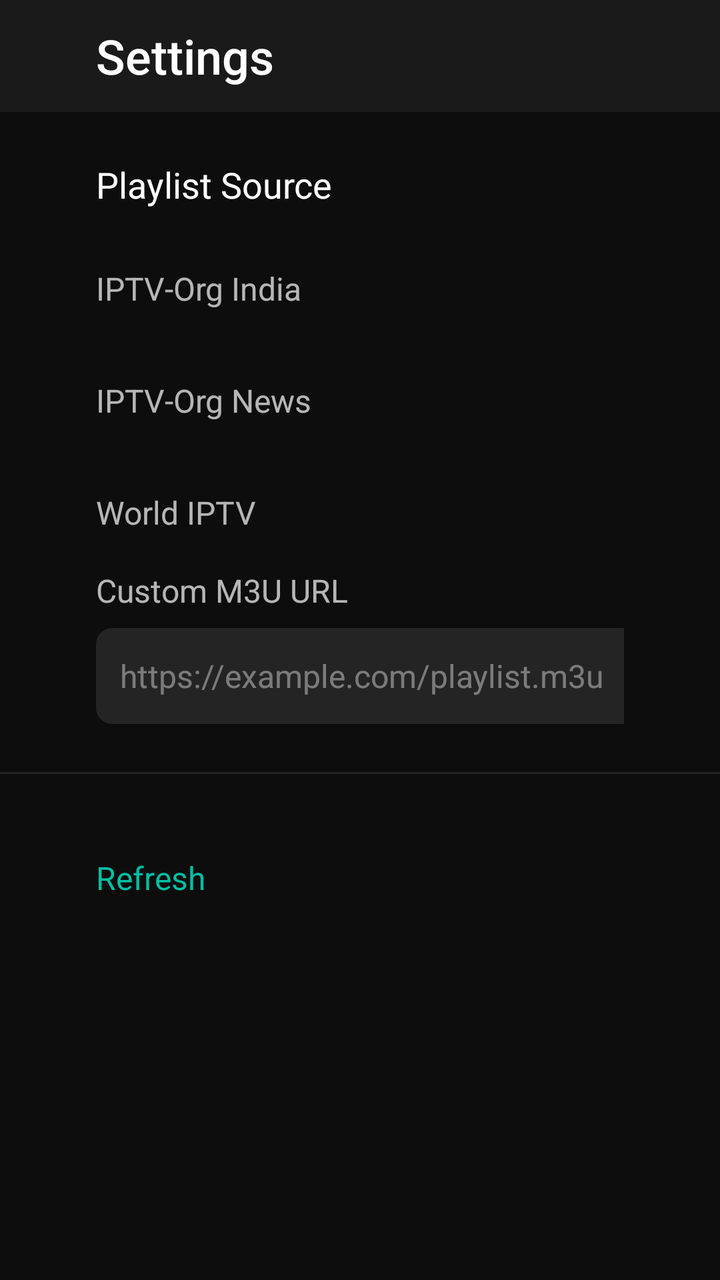
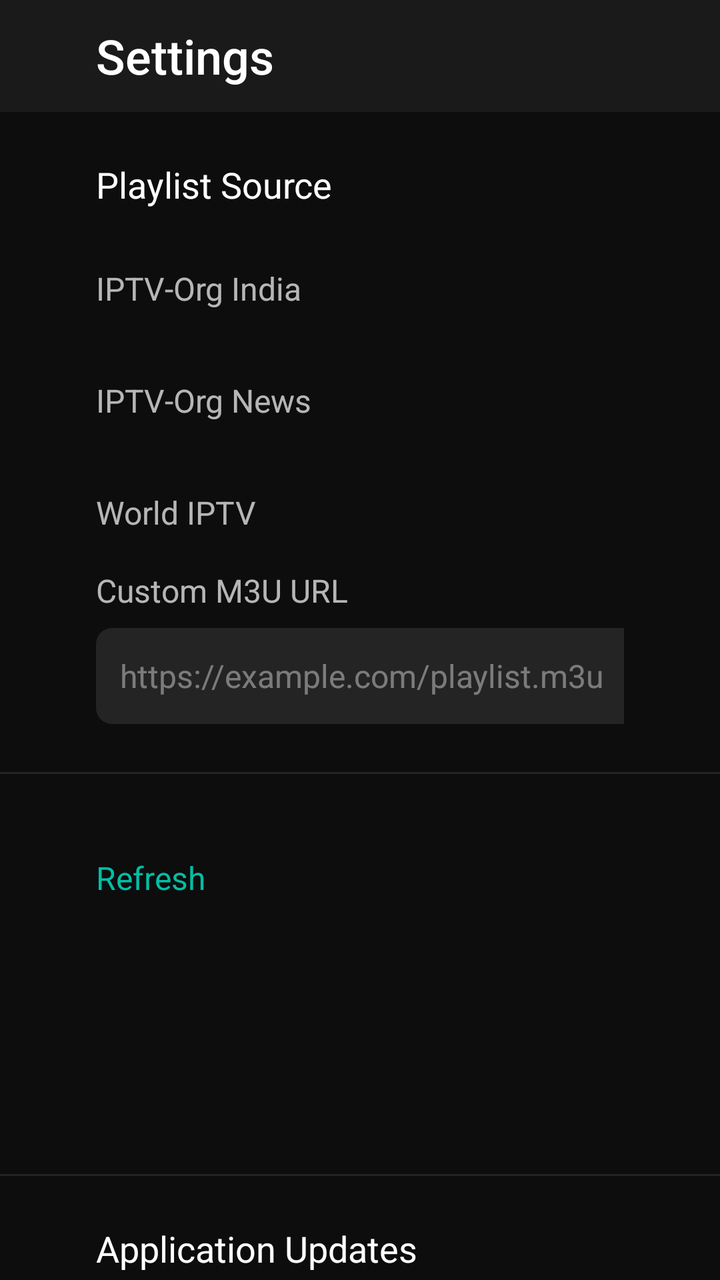

The first picture is an Android layout as it rendered before a commit; the second is the same layout after the commit. The layout source and the unified diff follow.
<!-- AndroidManifest.xml: application theme Theme.LiteTV -->
<!-- res/layout/activity_settings.xml -->
<?xml version="1.0" encoding="utf-8"?>
<LinearLayout xmlns:android="http://schemas.android.com/apk/res/android"
    android:layout_width="match_parent"
    android:layout_height="match_parent"
    android:orientation="vertical"
    android:background="@color/background_dark">

    
    <LinearLayout
        android:layout_width="match_parent"
        android:layout_height="@dimen/nav_height"
        android:orientation="horizontal"
        android:gravity="center_vertical"
        android:paddingStart="@dimen/screen_padding_horizontal"
        android:paddingEnd="@dimen/screen_padding_horizontal"
        android:background="@color/surface_dark">

        <TextView
            android:layout_width="wrap_content"
            android:layout_height="wrap_content"
            android:text="@string/settings"
            style="@style/TextStyle.Heading" />
    </LinearLayout>

    <ScrollView
        android:layout_width="match_parent"
        android:layout_height="match_parent"
        android:scrollbars="none">

        <LinearLayout
            android:layout_width="match_parent"
            android:layout_height="wrap_content"
            android:orientation="vertical"
            android:paddingTop="@dimen/section_spacing"
            android:paddingBottom="@dimen/section_spacing">

            
            <TextView
                android:layout_width="wrap_content"
                android:layout_height="wrap_content"
                android:text="@string/playlist_source"
                android:layout_marginStart="@dimen/screen_padding_horizontal"
                android:layout_marginBottom="12dp"
                style="@style/TextStyle.Subheading" />

            
            <LinearLayout
                android:id="@+id/sourceIptvOrgIndia"
                style="@style/SettingsItemStyle"
                android:layout_width="match_parent"
                android:layout_height="wrap_content">

                <TextView
                    android:layout_width="0dp"
                    android:layout_height="wrap_content"
                    android:layout_weight="1"
                    android:text="@string/source_iptv_org_india"
                    style="@style/TextStyle.Body" />

                <TextView
                    android:id="@+id/sourceIptvOrgIndiaStatus"
                    android:layout_width="wrap_content"
                    android:layout_height="wrap_content"
                    style="@style/TextStyle.Caption" />
            </LinearLayout>

            
            <LinearLayout
                android:id="@+id/sourceIptvOrgNews"
                style="@style/SettingsItemStyle"
                android:layout_width="match_parent"
                android:layout_height="wrap_content">

                <TextView
                    android:layout_width="0dp"
                    android:layout_height="wrap_content"
                    android:layout_weight="1"
                    android:text="@string/source_iptv_org_news"
                    style="@style/TextStyle.Body" />

                <TextView
                    android:id="@+id/sourceIptvOrgNewsStatus"
                    android:layout_width="wrap_content"
                    android:layout_height="wrap_content"
                    style="@style/TextStyle.Caption" />
            </LinearLayout>

            
            <LinearLayout
                android:id="@+id/sourceWorldIptv"
                style="@style/SettingsItemStyle"
                android:layout_width="match_parent"
                android:layout_height="wrap_content">

                <TextView
                    android:layout_width="0dp"
                    android:layout_height="wrap_content"
                    android:layout_weight="1"
                    android:text="@string/source_world_iptv"
                    style="@style/TextStyle.Body" />

                <TextView
                    android:id="@+id/sourceWorldIptvStatus"
                    android:layout_width="wrap_content"
                    android:layout_height="wrap_content"
                    style="@style/TextStyle.Caption" />
            </LinearLayout>

            
            <LinearLayout
                android:id="@+id/sourceCustom"
                style="@style/SettingsItemStyle"
                android:layout_width="match_parent"
                android:layout_height="wrap_content"
                android:orientation="vertical"
                android:gravity="start|center_vertical">

                <TextView
                    android:layout_width="wrap_content"
                    android:layout_height="wrap_content"
                    android:text="@string/custom_url"
                    style="@style/TextStyle.Body" />

                <EditText
                    android:id="@+id/customUrlInput"
                    android:layout_width="@dimen/search_bar_width"
                    android:layout_height="@dimen/search_bar_height"
                    android:layout_marginTop="8dp"
                    android:hint="https://example.com/playlist.m3u"
                    android:textColor="@color/text_primary"
                    android:textColorHint="@color/text_tertiary"
                    android:background="@drawable/bg_channel_card"
                    android:padding="12dp"
                    android:inputType="textUri"
                    android:maxLines="1"
                    android:textSize="@dimen/text_body" />
            </LinearLayout>

            
            <View
                android:layout_width="match_parent"
                android:layout_height="1dp"
                android:background="@color/card_dark"
                android:layout_marginTop="@dimen/section_spacing"
                android:layout_marginBottom="@dimen/section_spacing" />

            
            <TextView
                android:id="@+id/refreshButton"
                style="@style/SettingsItemStyle"
                android:layout_width="match_parent"
                android:layout_height="wrap_content"
                android:text="@string/refresh"
                android:textColor="@color/accent"
                android:textSize="@dimen/text_body" />

            
            <TextView
                android:id="@+id/lastUpdated"
                android:layout_width="wrap_content"
                android:layout_height="wrap_content"
                android:layout_marginStart="@dimen/screen_padding_horizontal"
                android:layout_marginTop="8dp"
                style="@style/TextStyle.Caption" />

            
            <TextView
                android:id="@+id/channelCount"
                android:layout_width="wrap_content"
                android:layout_height="wrap_content"
                android:layout_marginStart="@dimen/screen_padding_horizontal"
                android:layout_marginTop="4dp"
                style="@style/TextStyle.Caption" />

        </LinearLayout>
    </ScrollView>
</LinearLayout>
<!-- resources referenced by this layout -->
<resources>
  <color name="accent">#FF00BFA5</color>
  <color name="background_dark">#FF0D0D0D</color>
  <color name="card_dark">#FF242424</color>
  <color name="surface_dark">#FF1A1A1A</color>
  <color name="text_primary">#FFFFFFFF</color>
  <color name="text_tertiary">#66FFFFFF</color>
  <dimen name="nav_height">56dp</dimen>
  <dimen name="screen_padding_horizontal">48dp</dimen>
  <dimen name="search_bar_height">48dp</dimen>
  <dimen name="search_bar_width">400dp</dimen>
  <dimen name="section_spacing">24dp</dimen>
  <dimen name="text_body">16sp</dimen>
  <!-- drawable bg_channel_card (drawable) -->
  <?xml version="1.0" encoding="utf-8"?>
  <selector xmlns:android="http://schemas.android.com/apk/res/android">
      <item android:state_focused="true">
          <shape android:shape="rectangle">
              <solid android:color="@color/card_focused" />
              <corners android:radius="@dimen/card_corner_radius" />
              <stroke
                  android:width="@dimen/focus_ring_width"
                  android:color="@color/focus_ring" />
          </shape>
      </item>
      <item>
          <shape android:shape="rectangle">
              <solid android:color="@color/card_dark" />
              <corners android:radius="@dimen/card_corner_radius" />
          </shape>
      </item>
  </selector>
  <string name="custom_url">Custom M3U URL</string>
  <string name="playlist_source">Playlist Source</string>
  <string name="refresh">Refresh</string>
  <string name="settings">Settings</string>
  <string name="source_iptv_org_india">IPTV-Org India</string>
  <string name="source_iptv_org_news">IPTV-Org News</string>
  <string name="source_world_iptv">World IPTV</string>
  <style name="SettingsItemStyle">
          <item name="android:minHeight">@dimen/settings_item_height</item>
          <item name="android:paddingStart">@dimen/screen_padding_horizontal</item>
          <item name="android:paddingEnd">@dimen/screen_padding_horizontal</item>
          <item name="android:gravity">center_vertical</item>
          <item name="android:focusable">true</item>
          <item name="android:focusableInTouchMode">true</item>
          <item name="android:background">?android:attr/selectableItemBackground</item>
      </style>
  <style name="TextStyle.Body">
          <item name="android:textSize">@dimen/text_body</item>
          <item name="android:textColor">@color/text_secondary</item>
          <item name="android:fontFamily">sans-serif</item>
      </style>
  <style name="TextStyle.Caption">
          <item name="android:textSize">@dimen/text_caption</item>
          <item name="android:textColor">@color/text_tertiary</item>
          <item name="android:fontFamily">sans-serif</item>
      </style>
  <style name="TextStyle.Heading">
          <item name="android:textSize">@dimen/text_heading</item>
          <item name="android:textColor">@color/text_primary</item>
          <item name="android:fontFamily">sans-serif-medium</item>
      </style>
  <style name="TextStyle.Subheading">
          <item name="android:textSize">@dimen/text_subheading</item>
          <item name="android:textColor">@color/text_primary</item>
          <item name="android:fontFamily">sans-serif</item>
      </style>
  <color name="card_focused">#FF333333</color>
  <dimen name="card_corner_radius">8dp</dimen>
  <dimen name="focus_ring_width">3dp</dimen>
  <color name="focus_ring">#FF00BFA5</color>
  <dimen name="settings_item_height">56dp</dimen>
  <color name="text_secondary">#B3FFFFFF</color>
  <dimen name="text_caption">14sp</dimen>
  <dimen name="text_heading">24sp</dimen>
  <dimen name="text_subheading">18sp</dimen>
  <color name="accent_dark">#FF00897B</color>
  <!-- unchanged entries left out for length: 1 -->
</resources>

<!-- the commit's change to res/layout/activity_settings.xml (unified diff, before → after) -->
@@ -172,6 +172,66 @@
                 android:layout_marginTop="4dp"
                 style="@style/TextStyle.Caption" />
 
+            
+            <TextView
+                android:id="@+id/diffSummary"
+                android:layout_width="wrap_content"
+                android:layout_height="wrap_content"
+                android:layout_marginStart="@dimen/screen_padding_horizontal"
+                android:layout_marginTop="4dp"
+                style="@style/TextStyle.Caption" />
+
+            
+            <TextView
+                android:id="@+id/configStatus"
+                android:layout_width="wrap_content"
+                android:layout_height="wrap_content"
+                android:layout_marginStart="@dimen/screen_padding_horizontal"
+                android:layout_marginTop="4dp"
+                style="@style/TextStyle.Caption" />
+
+            
+            <View
+                android:layout_width="match_parent"
+                android:layout_height="1dp"
+                android:background="@color/card_dark"
+                android:layout_marginTop="@dimen/section_spacing"
+                android:layout_marginBottom="@dimen/section_spacing" />
+
+            
+            <TextView
+                android:layout_width="wrap_content"
+                android:layout_height="wrap_content"
+                android:text="Application Updates"
+                android:layout_marginStart="@dimen/screen_padding_horizontal"
+                android:layout_marginBottom="12dp"
+                style="@style/TextStyle.Subheading" />
+
+            <TextView
+                android:id="@+id/checkUpdatesButton"
+                style="@style/SettingsItemStyle"
+                android:layout_width="match_parent"
+                android:layout_height="wrap_content"
+                android:text="Check for Application Updates"
+                android:textColor="@color/accent"
+                android:textSize="@dimen/text_body" />
+
+            <TextView
+                android:id="@+id/appVersionText"
+                android:layout_width="wrap_content"
+                android:layout_height="wrap_content"
+                android:layout_marginStart="@dimen/screen_padding_horizontal"
+                android:layout_marginTop="8dp"
+                style="@style/TextStyle.Caption" />
+
+            <TextView
+                android:id="@+id/updateStatusText"
+                android:layout_width="wrap_content"
+                android:layout_height="wrap_content"
+                android:layout_marginStart="@dimen/screen_padding_horizontal"
+                android:layout_marginTop="4dp"
+                style="@style/TextStyle.Caption" />
+
         </LinearLayout>
     </ScrollView>
 </LinearLayout>
